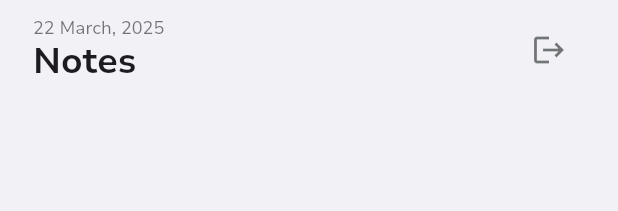
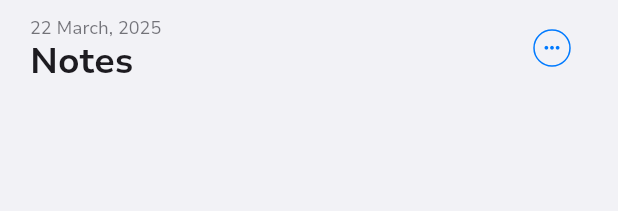
Before and after one commit to sowban-mohd/Notes-app-with-Flutter, a Flutter app: the NoteAppBar widget shown alone on an empty page, opened directly, on a phone screen of 412 x 824 dp. Shown: the top 211 px of the screen. Run offline on Flutter 3.47's test engine with Material 3 defaults, Android fonts, the phone set to English and light mode, and no system bars; our stand-ins replace cloud_firestore, firebase_auth, firebase_core, flutter_riverpod, go_router, shared_preferences; missing offline and left inert: password_strength; accounts and stored records are empty; generated files the repository leaves out were written again.

Commit message:
Added a popup menu button for actions like Log out, note pinning, adding notes to folders etc

```diff
--- a/lib/logic/providers/initial_location_provider.dart
+++ b/lib/logic/providers/initial_location_provider.dart
@@ -11,9 +11,9 @@ class IntialScreenNotifier extends AsyncNotifier<String> {
 
   Future<void> setInitialLocation(String newLocation) async {
     final prefs = await SharedPreferences.getInstance();
-    prefs.setString('InitialLocation', newLocation);
+    await prefs.setString('InitialLocation', newLocation);
     final screen = prefs.getString('InitialLocation');
-    debugPrint('initial screen is : $screen');
+    debugPrint('initial screen changed to : $screen');
   }
 }
 
--- a/lib/ui/screens/loading_screen.dart
+++ b/lib/ui/screens/loading_screen.dart
@@ -13,6 +13,7 @@ class LoadingScreen extends ConsumerWidget {
 
     return initialLocation.when(
         data: (location) {
+          print(location);
           // Navigate to the resolved location
           WidgetsBinding.instance.addPostFrameCallback((_) {
             context.go(location);
--- a/lib/ui/screens/main_screens/homescreen.dart
+++ b/lib/ui/screens/main_screens/homescreen.dart
@@ -3,6 +3,7 @@ import 'package:flutter_riverpod/flutter_riverpod.dart';
 import 'package:go_router/go_router.dart';
 import 'package:notetakingapp1/logic/providers/auth_change_provider.dart';
 import 'package:notetakingapp1/logic/providers/auth_screen_providers/auth_state_provider.dart';
+import 'package:notetakingapp1/logic/providers/home_screen_providers/category_provider.dart';
 import 'package:notetakingapp1/logic/providers/initial_location_provider.dart';
 import 'package:notetakingapp1/logic/providers/home_screen_providers.dart';
 import 'package:notetakingapp1/ui/theme/styles.dart';
@@ -62,6 +63,7 @@ class HomeScreen extends ConsumerWidget {
               final notes = ref.watch(notesProvider);
               final notesNotifier = ref.watch(notesProvider.notifier);
               final query = ref.watch(searchProvider);
+              final category = ref.watch(categoryProvider);
 
               if (notesNotifier.isLoading) {
                 return Center(
@@ -108,7 +110,7 @@ class HomeScreen extends ConsumerWidget {
                     padding:
                         EdgeInsets.only(top: 12.0, left: 16.0, bottom: 8.0),
                     child: Text(
-                      'All notes',
+                      category ?? 'Notes',
                       style: Styles.boldTexts(fontSize: 14.0),
                     ),
                   ),
--- a/lib/ui/widgets/home_screen_widgets/category_grid.dart
+++ b/lib/ui/widgets/home_screen_widgets/category_grid.dart
@@ -1,6 +1,6 @@
 import 'package:flutter/material.dart';
 import 'package:flutter_riverpod/flutter_riverpod.dart';
-import 'package:notetakingapp1/logic/providers/home_screen_providers/note_type_provider.dart';
+import 'package:notetakingapp1/logic/providers/home_screen_providers/category_provider.dart';
 import 'package:notetakingapp1/ui/theme/styles.dart';
 
 class CategoryGrid extends StatelessWidget {
--- a/lib/ui/widgets/home_screen_widgets/note_app_bar.dart
+++ b/lib/ui/widgets/home_screen_widgets/note_app_bar.dart
@@ -19,41 +19,18 @@ class NoteAppBar extends ConsumerWidget implements PreferredSizeWidget {
     final authNotifier = ref.read(authStateProvider
         .notifier); //Access to methods to manipukate authentication state
 
-    //App bar when notes are selected
-    return selectedNotes.isNotEmpty
-        ? AppBar(
-            backgroundColor: colorScheme.surfaceContainerLowest,
-            title: Row(
-                mainAxisAlignment: MainAxisAlignment.spaceBetween,
-                children: [
-                  TextButton.icon(
-                    onPressed: () {
-                      selectionNotifier.clearSelection();
-                    },
-                    icon: Icon(
-                      Icons.arrow_back_ios_new,
-                      color: colorScheme.primary,
-                      size: 22.0,
-                    ),
-                    label: Text('${selectedNotes.length}',
-                        style: Styles.textButtonStyle(
-                            fontSize: 18.0)),
-                  ),
-                ]))
-        :
-        //Normal app bar
-        AppBar(
-            elevation: 0.0,
+    return AppBar(
+        elevation: 0,
         backgroundColor: colorScheme.surface,
-            title: Padding(
-              padding: EdgeInsets.only(left: 6.0, right: 6.0, top: 10.0),
-              child: Row(
-                mainAxisAlignment: MainAxisAlignment.spaceBetween,
-                children: [
-                  //Date and Title
-                  Column(
+        title: selectedNotes.isEmpty
+            ?
+            // Default Appbar title
+            Padding(
+                padding: EdgeInsets.only(left: 4.0, top: 10.0),
+                child: Column(
                   crossAxisAlignment: CrossAxisAlignment.start,
                   children: [
+                    //Date and time
                     Text(
                       formattedDate,
                       style: Styles.w400texts(
@@ -67,26 +44,94 @@ class NoteAppBar extends ConsumerWidget implements PreferredSizeWidget {
                     ),
                   ],
                 ),
-
-                  //Log out button
-                  IconButton(
-                    tooltip: 'Log Out',
-                    onPressed: () async {
-                      bool? confirmation = await showConfirmationDialog(context,
+              )
+            :
+            //Appbar title when notes are selected
+            Padding(
+                padding: EdgeInsets.only(top: 10.0),
+                child: TextButton.icon(
+                  onPressed: () {
+                    selectionNotifier.clearSelection();
+                  },
+                  icon: Icon(
+                    Icons.arrow_back_ios_new,
+                    color: colorScheme.primary,
+                    size: 24.0,
+                  ),
+                  label: Text('${selectedNotes.length} selected',
+                      style: Styles.w500texts(
+                          fontSize: 20.0, color: colorScheme.primary)),
+                ),
+              ),
+        actions: [
+          Padding(
+            padding: EdgeInsets.only(right: 20.0, top: 8.0),
+            child: PopupMenuButton(
+              icon: Container(
+                width: 25,
+                height: 25,
+                decoration: BoxDecoration(
+                  shape: BoxShape.circle,
+                  border: Border.all(
+                    color: colorScheme.primary,
+                    width: 1,
+                  ),
+                  color: colorScheme.surface,
+                ),
+                child: Icon(
+                  Icons.more_horiz,
+                  size: 15.0,
+                  color: colorScheme.primary,
+                ),
+              ),
+              color: colorScheme.surfaceContainer,
+              constraints: BoxConstraints(minWidth: 120.0),
+              itemBuilder: (context) {
+                return selectedNotes.isEmpty
+                    ?
+                    //Default popup menu items
+                    [
+                        PopupMenuItem(
+                          child: Text(
+                            'Log out',
+                            style: Styles.w500texts(fontSize: 15.0),
+                          ),
+                          onTap: () async {
+                            bool? confirmation = await showConfirmationDialog(
+                                context,
                                 type: 'Log out');
                             if (confirmation == true) {
                               await authNotifier.logOut();
                             }
                           },
-                    icon: Icon(
-                      Icons.logout,
                         ),
-                    color: colorScheme.onSurface.withAlpha(153),
-                  ),
-                ],
+                        PopupMenuItem(
+                          child: Text(
+                            'Quit app',
+                            style: Styles.w500texts(fontSize: 15.0),
                           ),
                         ),
-          );
+                      ]
+                    :
+                    //Popup menu for selected notes
+                    [
+                        PopupMenuItem(
+                            child: Text(
+                              'Pin note',
+                              style: Styles.w500texts(fontSize: 15.0),
+                            ),
+                            onTap: () {}),
+                        PopupMenuItem(
+                          child: Text(
+                            'Add to folders',
+                            style: Styles.w500texts(fontSize: 15.0),
+                          ),
+                        ),
+                      ];
+              },
+            ),
+          ),
+        ]);
   }
 
   @override
```
Also changed, not shown: lib/logic/providers/home_screen_providers/category_provider.dart (renamed from lib/logic/providers/home_screen_providers/note_type_provider.dart), 4 other files. Lines whose indentation alone changed are shown as unchanged.
